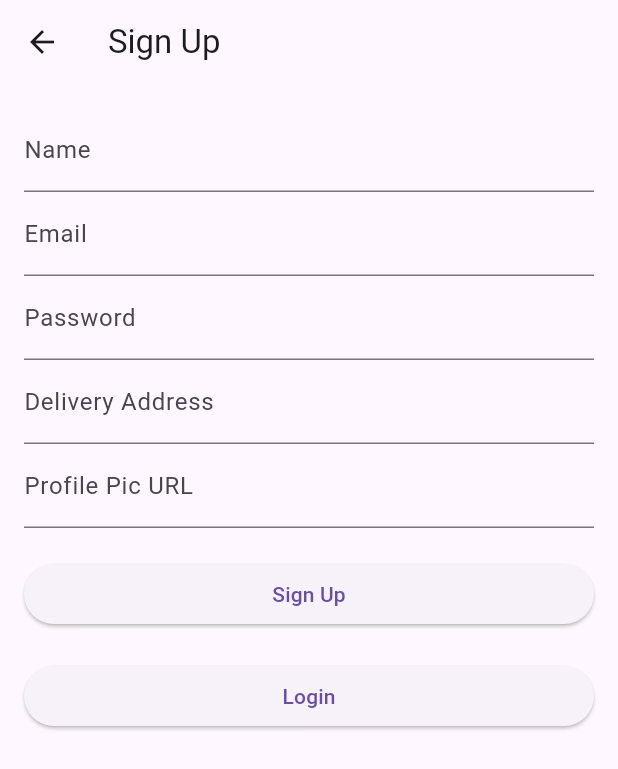
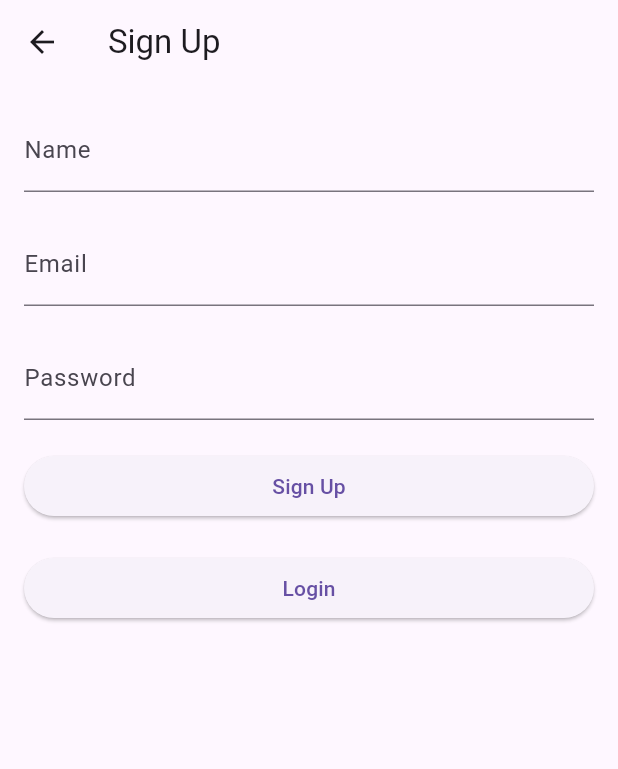
Before and after one commit to abdulrafayKhan-10/BabyShopHub-Mobile-App, a Flutter app: the SignUpScreen screen opened directly, on a phone screen of 412 x 824 dp. Shown: the top 769 px of the screen. Run offline on Flutter 3.47's test engine with Material 3 defaults, Android fonts, the phone set to English and light mode, and no system bars; our stand-ins replace cached_network_image, cloud_firestore, dotted_border, dropdown_button2, firebase_auth, firebase_core and 9 more; missing offline and left inert: textfield_tags; accounts and stored records are empty; network calls fail; key blocks and very long unbroken strings in the code were emptied for the run.

Commit message:
template customized

```diff
--- a/flutter_baby_shop/lib/main.dart
+++ b/flutter_baby_shop/lib/main.dart
@@ -18,12 +18,7 @@ void main() async {
   )
 );
 }
-  // runApp(const MyApp());
 
-
-
-// Thanks for using our template. You are using the free version of the template.
-// 🔗 Full template: https://theflutterway.gumroad.com/l/fluttershop
 
 class MyApp extends StatelessWidget {
   const MyApp({super.key});
--- a/flutter_baby_shop/lib/user/screens/auth/views/login_screen.dart
+++ b/flutter_baby_shop/lib/user/screens/auth/views/login_screen.dart
@@ -2,6 +2,7 @@ import 'package:cloud_firestore/cloud_firestore.dart';
 import 'package:firebase_auth/firebase_auth.dart';
 import 'package:flutter/material.dart';
 import 'package:shop/admin/pages/HomePage/HomePage.dart';
+import 'package:shop/user/screens/home/views/home_screen.dart';
 import 'signup_screen.dart'; // Import sign up screen
 
 class LoginScreen extends StatefulWidget {
@@ -31,6 +32,7 @@ class _LoginScreenState extends State<LoginScreen> {
                 decoration: const InputDecoration(labelText: 'Email'),
                 keyboardType: TextInputType.emailAddress,
               ),
+              SizedBox(height: 20),
               TextFormField(
                 controller: passwordController,
                 decoration: const InputDecoration(labelText: 'Password'),
@@ -58,10 +60,10 @@ class _LoginScreenState extends State<LoginScreen> {
                       );
                     }
                      else if (role == 'user') {
-                      Navigator.pushReplacement(
+                      Navigator.push(
                         context,
                         MaterialPageRoute(
-                            builder: (context) => HomePage()),
+                            builder: (context) => HomeScreen()),
                       );
                     }
                   }
--- a/flutter_baby_shop/lib/user/screens/auth/views/signup_screen.dart
+++ b/flutter_baby_shop/lib/user/screens/auth/views/signup_screen.dart
@@ -33,39 +33,23 @@ class _SignUpScreenState extends State<SignUpScreen> {
                 controller: nameController,
                 decoration: const InputDecoration(labelText: 'Name'),
               ),
+              SizedBox(height: 20),
               TextFormField(
                 controller: emailController,
                 decoration: const InputDecoration(labelText: 'Email'),
                 keyboardType: TextInputType.emailAddress,
               ),
+              SizedBox(height: 20),
               TextFormField(
                 controller: passwordController,
                 decoration: const InputDecoration(labelText: 'Password'),
                 obscureText: true,
               ),
-              TextFormField(
-                controller: deliveryAddressController,
-                decoration:
-                    const InputDecoration(labelText: 'Delivery Address'),
-              ),
-              TextFormField(
-                controller: profilePicController,
-                decoration: const InputDecoration(labelText: 'Profile Pic URL'),
-              ),
+
               const SizedBox(height: 20),
               ElevatedButton(
                 onPressed: () async {
                   try {
-                    // Register user with Firebase Authentication
-                    // UserCredential userCredential = await FirebaseAuth.instance.createUserWithEmailAndPassword(
-                    //   email: emailController.text,
-                    //   password: passwordController.text,
-                    // );
-
-                    // // Get the user's ID
-                    // String userId = userCredential.user!.uid;
-
-                    // Store additional user data in Firestore
                     CollectionReference user =
                         FirebaseFirestore.instance.collection('UserCollection');
                     QuerySnapshot querySnapshot = await user.get();
--- a/flutter_baby_shop/lib/user/screens/onbording/views/onbording_screnn.dart
+++ b/flutter_baby_shop/lib/user/screens/onbording/views/onbording_screnn.dart
@@ -77,7 +77,7 @@ class _OnBordingScreenState extends State<OnBordingScreen> {
                 alignment: Alignment.centerRight,
                 child: TextButton(
                   onPressed: () {
-                    Navigator.pushNamed(context, logInScreenRoute);
+                    Navigator.pushNamed(context, homeScreenRoute);
                   },
                   child: Text(
                     "Skip",
```
Also changed, not shown: flutter_baby_shop/lib/user/screens/home/views/components/offer_carousel_and_categories.dart (+7 -7 lines), flutter_baby_shop/lib/user/screens/home/views/home_screen.dart (+16 -15 lines).
